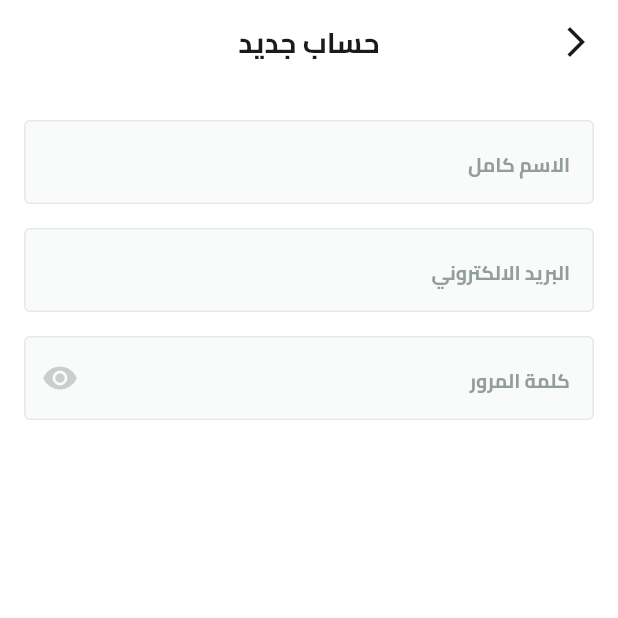
After one commit to kareemsalah720/fruits_app, a Flutter app: the SignUpView screen opened by its route, on a phone screen of 412 x 824 dp, the top half of it. The commit adds this screen. Run offline on Flutter 3.47's test engine with Material 3 defaults, Android fonts, the phone set to English and light mode, and no system bars; our stand-ins replace dots_indicator, flutter_svg.

Commit message:
signup ui part one

```diff
--- a/lib/core/functions/on_generate_routes_function.dart
+++ b/lib/core/routes/on_generate_routes_function.dart
@@ -1,5 +1,6 @@
 import 'package:flutter/material.dart';
 import 'package:fruits_app/features/auth/presentation/view/login_view.dart';
+import 'package:fruits_app/features/auth/presentation/view/sign_up_view.dart';
 import 'package:fruits_app/features/on_boarding/presentation/view/on_boarding_view.dart';
 import 'package:fruits_app/features/splash/presentation/views/splash_view.dart';
 
@@ -11,6 +12,8 @@ Route<dynamic> onGenerateRoutes(RouteSettings settings) {
       return MaterialPageRoute(builder: (context) => const OnBoardingView());
     case LoginView.routeName:
       return MaterialPageRoute(builder: (context) => const LoginView());
+    case SignUpView.routeName:
+      return MaterialPageRoute(builder: (context) => const SignUpView());
     default:
       return MaterialPageRoute(builder: (context) => const Scaffold());
   }
--- /dev/null
+++ b/lib/features/auth/presentation/view/sign_up_view.dart
@@ -0,0 +1,16 @@
+import 'package:flutter/material.dart';
+import 'package:fruits_app/core/functions/custom_app_bar_function.dart';
+import 'package:fruits_app/features/auth/presentation/widget/sign_up_view_body.dart';
+
+class SignUpView extends StatelessWidget {
+  const SignUpView({super.key});
+  static const String routeName = 'signUpView';
+
+  @override
+  Widget build(BuildContext context) {
+    return Scaffold(
+      appBar: buildAppBar(context, title: 'حساب جديد'),
+      body: SafeArea(child: SignUpViewBody()),
+    );
+  }
+}
--- a/lib/features/auth/presentation/widget/dont_have_an_account.dart
+++ b/lib/features/auth/presentation/widget/dont_have_an_account.dart
@@ -1,6 +1,8 @@
+import 'package:flutter/gestures.dart';
 import 'package:flutter/material.dart';
 import 'package:fruits_app/core/utils/app_colors.dart';
 import 'package:fruits_app/core/utils/app_text_styles.dart';
+import 'package:fruits_app/features/auth/presentation/view/sign_up_view.dart';
 
 class DontHaveAnAccount extends StatelessWidget {
   const DontHaveAnAccount({
@@ -25,6 +27,9 @@ class DontHaveAnAccount extends StatelessWidget {
             ),
           ),
           TextSpan(
+            recognizer: TapGestureRecognizer()..onTap = () {
+              Navigator.of(context).pushNamed(SignUpView.routeName);
+            },
             text: 'قم بإنشاء حساب',
             style: TextStyles.semiBold16
                 .copyWith(color: AppColors.primaryColor),
--- /dev/null
+++ b/lib/features/auth/presentation/widget/sign_up_view_body.dart
@@ -0,0 +1,31 @@
+import 'package:flutter/material.dart';
+import 'package:fruits_app/constants.dart';
+import 'package:fruits_app/core/widgets/custom_text_form_field_widget.dart';
+
+class SignUpViewBody extends StatelessWidget {
+  const SignUpViewBody({super.key});
+
+  @override
+  Widget build(BuildContext context) {
+    return Padding(
+      padding: const EdgeInsets.symmetric(horizontal: kHorizontalPadding),
+      child: SingleChildScrollView(
+          child: Column(
+        children: [
+            SizedBox(
+              height: 24,
+            ),
+          CustomTextFormFieldWidget(
+              hintText: 'الاسم كامل', keyboardType: TextInputType.name),
+          SizedBox(height: 16),
+          CustomTextFormFieldWidget(
+              hintText: 'البريد الالكتروني', keyboardType: TextInputType.emailAddress),
+              SizedBox(height: 16),
+          CustomTextFormFieldWidget(
+              hintText: 'كلمة المرور', keyboardType: TextInputType.visiblePassword, suffixIcon: Icon(Icons.remove_red_eye, color: Color(0xffC9CECF),)),
+              SizedBox(height: 16),
+        ],
+      )),
+    );
+  }
+}
--- a/lib/main.dart
+++ b/lib/main.dart
@@ -1,6 +1,6 @@
 import 'package:flutter/material.dart';
 import 'package:flutter_localizations/flutter_localizations.dart';
-import 'package:fruits_app/core/functions/on_generate_routes_function.dart';
+import 'package:fruits_app/core/routes/on_generate_routes_function.dart';
 import 'package:fruits_app/core/services/shared_preferences_singleton.dart';
 import 'package:fruits_app/core/utils/app_colors.dart';
 import 'package:fruits_app/features/splash/presentation/views/splash_view.dart';
```
